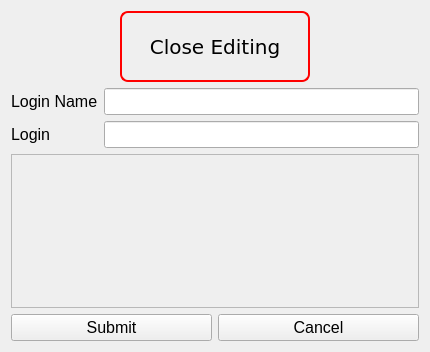
Qt form window_ui/edit_section.ui (skaldson/password_manager) before a commit.
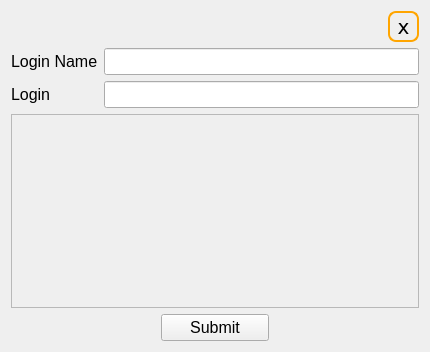
The same form after that commit. Custom widgets are drawn as their Qt base class.

Commit message: Finally, edit feature for record was added

The edit to the form file:
```diff
--- a/window_ui/edit_section.ui
+++ b/window_ui/edit_section.ui
@@ -28,7 +28,7 @@
          </property>
          <property name="sizeHint" stdset="0">
           <size>
-           <width>20</width>
+           <width>900</width>
            <height>20</height>
           </size>
          </property>
@@ -49,9 +49,8 @@
          <property name="styleSheet">
           <string notr="true">QToolButton {
 	border-radius: 8px;
-	border: 2px solid red;
+	border: 2px solid orange;
   	color: black;
-  	padding: 20px;
   	text-align: center;
   	text-decoration: none;
   	font-size: 20px;
@@ -59,7 +58,7 @@
 }</string>
          </property>
          <property name="text">
-          <string>Close Editing</string>
+          <string>x</string>
          </property>
          <property name="iconSize">
           <size>
@@ -69,22 +68,6 @@
          </property>
         </widget>
        </item>
-       <item>
-        <spacer name="horizontalSpacer">
-         <property name="orientation">
-          <enum>Qt::Horizontal</enum>
-         </property>
-         <property name="sizeType">
-          <enum>QSizePolicy::Fixed</enum>
-         </property>
-         <property name="sizeHint" stdset="0">
-          <size>
-           <width>20</width>
-           <height>0</height>
-          </size>
-         </property>
-        </spacer>
-       </item>
       </layout>
      </item>
     </layout>
@@ -151,11 +134,11 @@
        <rect>
         <x>0</x>
         <y>0</y>
-        <width>410</width>
-        <height>148</height>
+        <width>406</width>
+        <height>169</height>
        </rect>
       </property>
-      <widget class="EditTagWidget" name="edit_tag_widget" native="true">
+      <widget class="TagWidget" name="tag_widget" native="true">
        <property name="geometry">
         <rect>
          <x>140</x>
@@ -170,6 +153,22 @@
    </item>
    <item>
     <layout class="QHBoxLayout" name="horizontalLayout_3">
+     <item>
+      <spacer name="horizontalSpacer_3">
+       <property name="orientation">
+        <enum>Qt::Horizontal</enum>
+       </property>
+       <property name="sizeType">
+        <enum>QSizePolicy::Maximum</enum>
+       </property>
+       <property name="sizeHint" stdset="0">
+        <size>
+         <width>150</width>
+         <height>20</height>
+        </size>
+       </property>
+      </spacer>
+     </item>
      <item>
       <widget class="QPushButton" name="sudmit_editing">
        <property name="font">
@@ -183,16 +182,20 @@
       </widget>
      </item>
      <item>
-      <widget class="QPushButton" name="cancel_editing">
-       <property name="font">
-        <font>
-         <pointsize>12</pointsize>
-        </font>
+      <spacer name="horizontalSpacer_4">
+       <property name="orientation">
+        <enum>Qt::Horizontal</enum>
        </property>
-       <property name="text">
-        <string>Cancel</string>
+       <property name="sizeType">
+        <enum>QSizePolicy::Maximum</enum>
        </property>
-      </widget>
+       <property name="sizeHint" stdset="0">
+        <size>
+         <width>150</width>
+         <height>20</height>
+        </size>
+       </property>
+      </spacer>
      </item>
     </layout>
    </item>
@@ -200,9 +203,9 @@
  </widget>
  <customwidgets>
   <customwidget>
-   <class>EditTagWidget</class>
+   <class>TagWidget</class>
    <extends>QWidget</extends>
-   <header>edit_tag_widget</header>
+   <header>tags_widget</header>
    <container>1</container>
   </customwidget>
  </customwidgets>
```
The commit also changes 18 other files.
